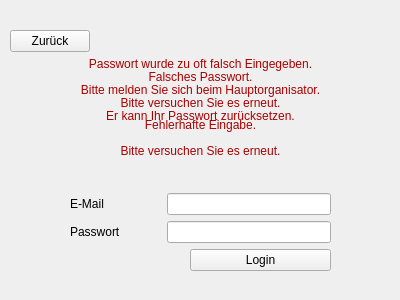
This is KTDVS/KTDVS/View_Einloggen.ui in SimonRuttmann/ClassReunionSoftware as Qt 5 draws it before an edit. The edited form follows.
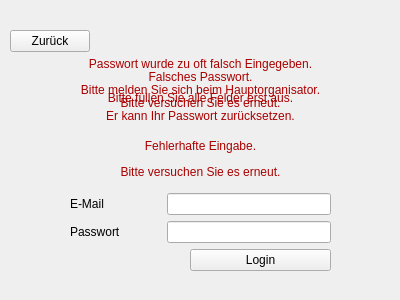
This is the edited form.

Commit message: Einloggen, und Passwortanderung View-> abfangen von leeren Textfeldern + Fehlerausgabe

The edit to the form file:
```diff
--- a/KTDVS/KTDVS/View_Einloggen.ui
+++ b/KTDVS/KTDVS/View_Einloggen.ui
@@ -17,14 +17,25 @@
    <property name="geometry">
     <rect>
      <x>70</x>
-     <y>90</y>
+     <y>70</y>
      <width>261</width>
-     <height>181</height>
+     <height>201</height>
     </rect>
    </property>
    <layout class="QVBoxLayout" name="verticalLayout">
     <item>
      <layout class="QVBoxLayout" name="verticalLayout_5">
+      <item>
+       <layout class="QHBoxLayout" name="horizontalLayout_3">
+        <item>
+         <widget class="QLabel" name="KeineEingabe">
+          <property name="text">
+           <string>&lt;html&gt;&lt;head/&gt;&lt;body&gt;&lt;p align=&quot;center&quot;&gt;&lt;span style=&quot; color:#aa0000;&quot;&gt;Bitte füllen Sie alle Felder erst aus.&lt;/span&gt;&lt;/p&gt;&lt;/body&gt;&lt;/html&gt;</string>
+          </property>
+         </widget>
+        </item>
+       </layout>
+      </item>
       <item>
        <widget class="QLabel" name="Fehlerausgabe">
         <property name="text">
```
The commit also changes 3 other files.
